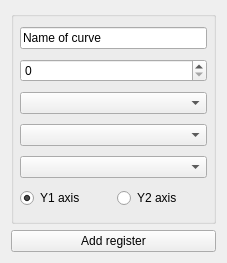
Above: src/dialogs/addregisterwidget.ui from ModbusScope/ModbusScope before the change. Below: the same form after it.
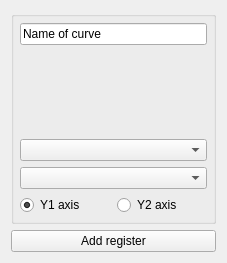
That is the form after the change.

```diff
--- a/src/dialogs/addregisterwidget.ui
+++ b/src/dialogs/addregisterwidget.ui
@@ -29,16 +29,6 @@
       <property name="bottomMargin">
        <number>6</number>
       </property>
-      <item row="1" column="0" colspan="2">
-       <widget class="QSpinBox" name="spinAddress">
-        <property name="maximum">
-         <number>65535</number>
-        </property>
-        <property name="value">
-         <number>0</number>
-        </property>
-       </widget>
-      </item>
       <item row="0" column="0" colspan="2">
        <widget class="QLineEdit" name="lineName">
         <property name="text">
@@ -46,10 +36,16 @@
         </property>
        </widget>
       </item>
-      <item row="3" column="0" colspan="2">
+      <item row="1" column="0" colspan="2">
+       <widget class="QWidget" name="addressContainer" native="true"/>
+      </item>
+      <item row="2" column="0" colspan="2">
        <widget class="QComboBox" name="cmbType"/>
       </item>
-      <item row="5" column="0">
+      <item row="3" column="0" colspan="2">
+       <widget class="QComboBox" name="cmbDevice"/>
+      </item>
+      <item row="4" column="0">
        <widget class="QRadioButton" name="radioPrimary">
         <property name="text">
          <string>Y1 axis</string>
@@ -59,19 +55,13 @@
         </property>
        </widget>
       </item>
-      <item row="5" column="1">
+      <item row="4" column="1">
        <widget class="QRadioButton" name="radioSecondary">
         <property name="text">
          <string>Y2 axis</string>
         </property>
        </widget>
       </item>
-      <item row="4" column="0" colspan="2">
-       <widget class="QComboBox" name="cmbDevice"/>
-      </item>
-      <item row="2" column="0" colspan="2">
-       <widget class="QComboBox" name="cmbObjectType"/>
-      </item>
      </layout>
     </widget>
    </item>
```
